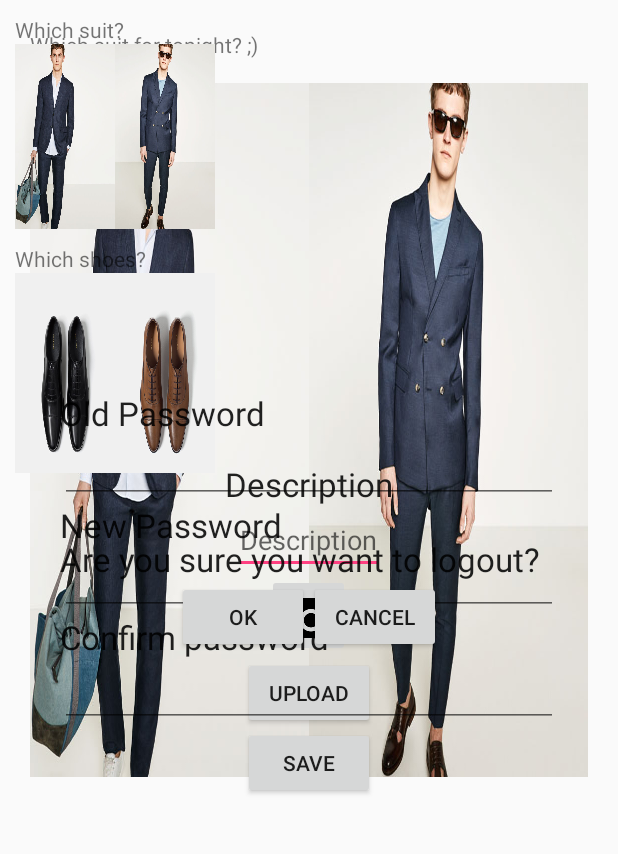
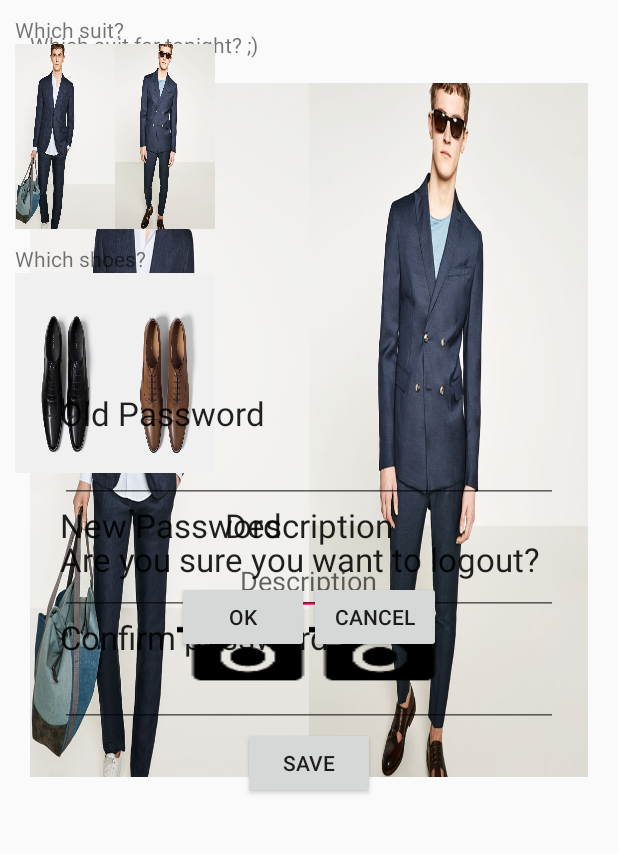
Before and after one commit to walia-gaurav/picky, an Android app: the UploadFragment screen opened directly, with no data from a screen before it, on a phone screen of 412 x 824 dp, the part 45-899 px from its top. Run offline under Robolectric (Android 15) with nearby library versions, the phone set to English and light mode, and no system bars.

Commit message:
Select from gallery

```diff
--- a/app/src/main/java/edu/cmu/jsphdev/picky/fragment/UploadFragment.java
+++ b/app/src/main/java/edu/cmu/jsphdev/picky/fragment/UploadFragment.java
@@ -1,6 +1,7 @@
 package edu.cmu.jsphdev.picky.fragment;
 
 
+import android.content.Intent;
 import android.os.Bundle;
 import android.support.v4.app.Fragment;
 import android.view.LayoutInflater;
@@ -17,16 +18,18 @@ public class UploadFragment extends Fragment {
     public View onCreateView(LayoutInflater inflater, ViewGroup container,
                              Bundle savedInstanceState) {
         View view = inflater.inflate(R.layout.fragment_upload, container, false);
-        Button uploadButton = (Button) view.findViewById(R.id.uploadButton);
 
-        uploadButton.setOnClickListener(new View.OnClickListener() {
+        Button choice1 = (Button) view.findViewById(R.id.choice1);
+
+        choice1.setOnClickListener(new View.OnClickListener() {
             @Override
             public void onClick(View v) {
-                TabHost tabHost = (TabHost) getActivity().findViewById(R.id.homeTabHost);
-
-                tabHost.setCurrentTab(0);
+                Intent photoPickerIntent = new Intent(Intent.ACTION_PICK);
+                photoPickerIntent.setType("image/*");
+                startActivityForResult(photoPickerIntent, 100);
             }
         });
+
         return view;
     }
 
--- a/app/src/main/res/layout/fragment_upload.xml
+++ b/app/src/main/res/layout/fragment_upload.xml
@@ -2,40 +2,54 @@
               xmlns:tools="http://schemas.android.com/tools"
               android:layout_width="match_parent"
               android:layout_height="match_parent"
-             tools:context="edu.cmu.jsphdev.picky.fragment.UploadFragment"
               android:gravity="center"
+              android:orientation="vertical"
               android:padding="40dp"
-    android:orientation="vertical">
+              tools:context="edu.cmu.jsphdev.picky.fragment.UploadFragment">
 
     <TextView
         android:layout_width="match_parent"
         android:layout_height="wrap_content"
+        android:layout_gravity="center_horizontal|top"
         android:text="@string/description"
-        android:textAppearance="?android:attr/textAppearanceLarge"
         android:textAlignment="center"
-        android:layout_gravity="center_horizontal|top" />
+        android:textAppearance="?android:attr/textAppearanceLarge"/>
 
     <EditText
+        android:id="@+id/descriptionEditText"
         android:layout_width="wrap_content"
         android:layout_height="wrap_content"
-        android:id="@+id/descriptionEditText"
-        android:hint="@string/description"
-        android:layout_gravity="center_horizontal|top" />
+        android:layout_gravity="center_horizontal|top"
+        android:hint="@string/description"/>
 
-    <ImageButton
-        android:layout_width="55dp"
-        android:layout_height="55dp"
-        android:id="@+id/addPhotoImageButton"
-        android:src="@drawable/add_photo_icon"
-        android:layout_gravity="center" />
+    <LinearLayout
+        android:id="@+id/frame1"
+        android:layout_width="wrap_content"
+        android:layout_height="wrap_content"
+        android:orientation="horizontal">
+
 
         <Button
+            android:id="@+id/choice1"
             android:layout_width="wrap_content"
             android:layout_height="wrap_content"
-        android:text="@string/upload"
-        android:id="@+id/uploadButton"
-        android:layout_gravity="center_horizontal|bottom" />
+            android:layout_weight="1"
+            android:background="@drawable/add_photo_icon"
+            android:scaleType="fitStart"
+            android:textAllCaps="false"
+            android:textColor="#FFFFFF"/>
 
+        <Button
+            android:id="@+id/choice2"
+            android:layout_width="wrap_content"
+            android:layout_height="wrap_content"
+            android:layout_weight="1"
+            android:background="@drawable/add_photo_icon"
+            android:scaleType="fitStart"
+            android:textAllCaps="false"
+            android:textColor="#FFFFFF"/>
+
+    </LinearLayout>
 
 
 </LinearLayout>
```
Lines whose indentation alone changed are shown as unchanged.
